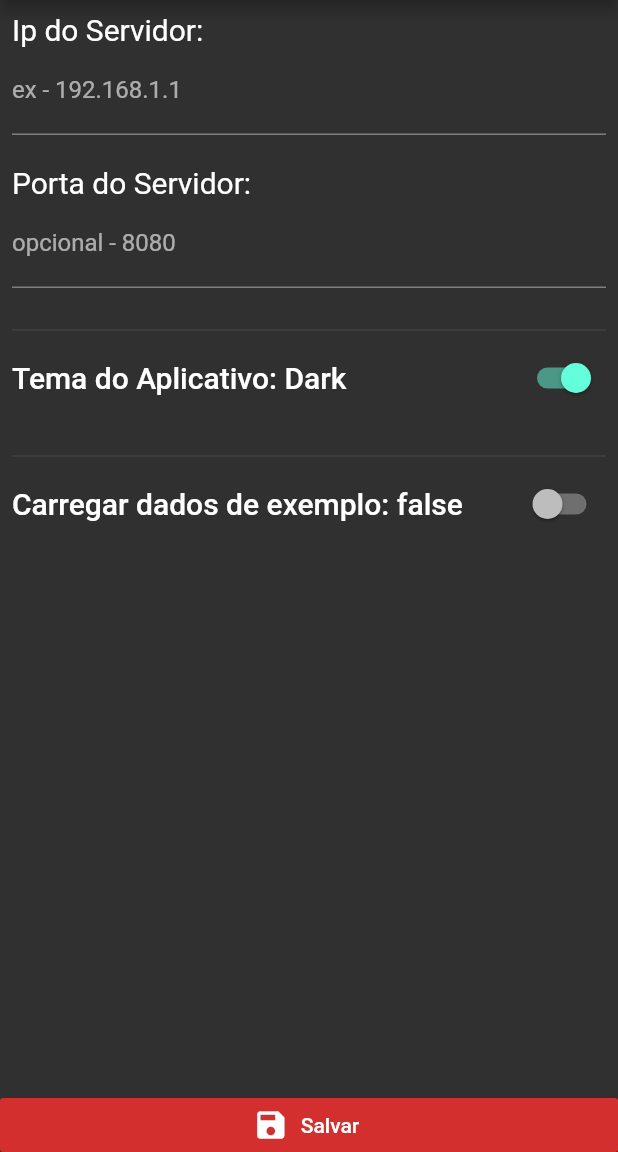
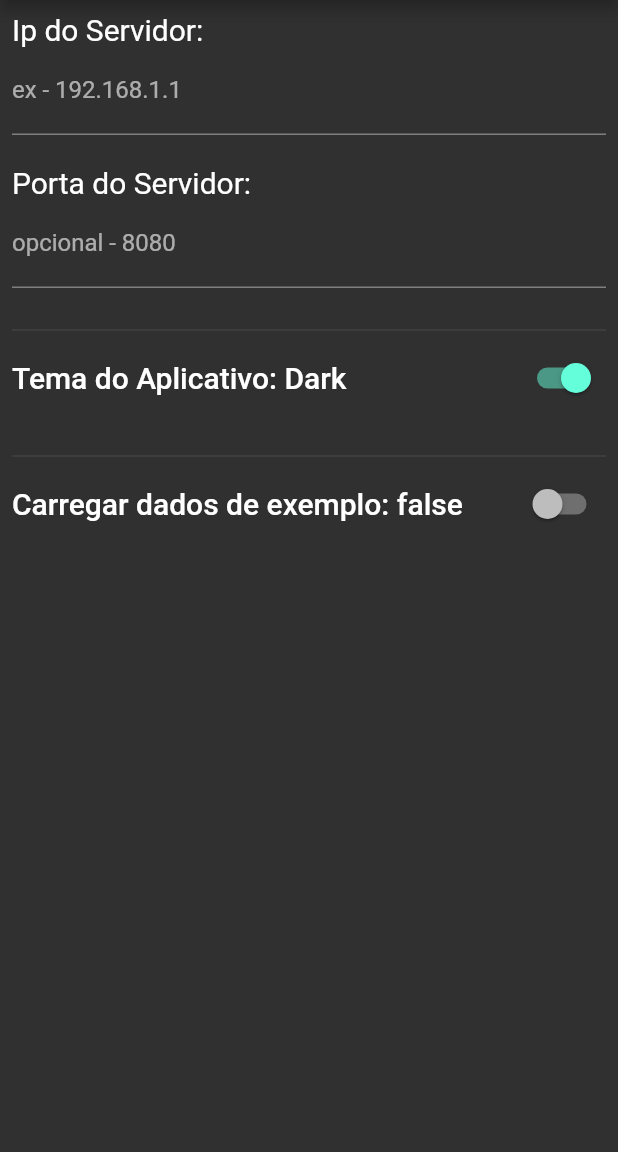
Before and after one commit to brunossouza/slam_app, a Flutter app: the ConfigurationScreen screen opened by its route, on a phone screen of 412 x 824 dp, the part 84-1236 px from its top. Run offline on Flutter 3.47's test engine with Material 2 defaults, Android fonts, the phone set to English and light mode, and no system bars; our stand-ins replace fl_chart; network calls fail.

Commit message:
Devices Screen List - Title

```diff
--- a/lib/screens/configuration_screen.dart
+++ b/lib/screens/configuration_screen.dart
@@ -104,14 +104,14 @@ class _ConfigurationScreenState extends State<ConfigurationScreen> {
               ),
             ),
           ),
-          RaisedButton.icon(
-            icon: Icon(Icons.save),
-            label: Text('Salvar'),
-            color: Theme.of(context).errorColor,
-            elevation: 0,
-            materialTapTargetSize: MaterialTapTargetSize.shrinkWrap,
-            onPressed: () {},
-          ),
+          // RaisedButton.icon(
+          //   icon: Icon(Icons.save),
+          //   label: Text('Salvar'),
+          //   color: Theme.of(context).errorColor,
+          //   elevation: 0,
+          //   materialTapTargetSize: MaterialTapTargetSize.shrinkWrap,
+          //   onPressed: () {},
+          // ),
         ],
       ),
     );
--- a/lib/screens/devices_list_screen.dart
+++ b/lib/screens/devices_list_screen.dart
@@ -22,9 +22,8 @@ class _DevicesListScreenState extends State<DevicesListScreen> {
   @override
   Widget build(BuildContext context) {
     return Scaffold(
-      // backgroundColor: Colors.grey[300],
       appBar: AppBar(
-        title: Text('Lista de Dispositivos'),
+        title: Text('Dispositivos'),
         actions: <Widget>[
           IconButton(
             icon: Icon(Icons.refresh),
@@ -107,8 +106,7 @@ class _DevicesListScreenState extends State<DevicesListScreen> {
                       ),
                     ],
                   )
-                : /*TODO: resolver problema do RefreshIndicator*/
-                Consumer<DevicesProvider>(
+                : Consumer<DevicesProvider>(
                     builder: (cxt, devicesProvider, _) => devicesProvider
                                 .items.length ==
                             0
```
